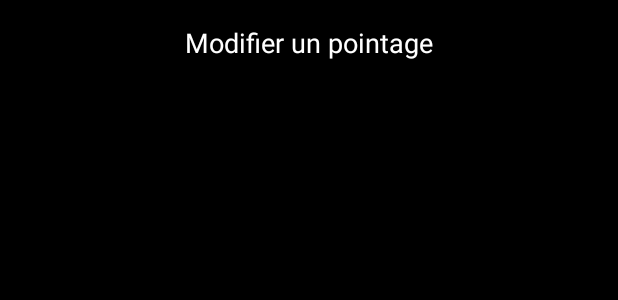
After one commit to bmax152/Pointeuse, an Android app: the layout activity_create_or_update.xml on its own in the app's theme, with its tools: preview values and no code run, on a phone screen of 412 x 824 dp. The commit adds this screen. Shown: the top 300 px of the screen. Run offline under Robolectric (Android 15) with nearby library versions, the phone set to English and light mode, and no system bars.

Commit message:
Début de l'activiter CreateOrUpdate des pointages

```diff
--- a/app/src/main/java/mb/solo/pointeuse/HistoActivity.java
+++ b/app/src/main/java/mb/solo/pointeuse/HistoActivity.java
@@ -8,6 +8,7 @@ import androidx.recyclerview.widget.RecyclerView;
 import android.app.AlertDialog;
 import android.app.DatePickerDialog;
 import android.content.DialogInterface;
+import android.content.Intent;
 import android.os.Bundle;
 import android.text.InputType;
 import android.util.Log;
@@ -207,7 +208,9 @@ public class HistoActivity extends AppCompatActivity {
                         .setPositiveButton("Modifier", new DialogInterface.OnClickListener(){
                             @Override
                             public void onClick(DialogInterface dialog, int which) {
-                                //TODO
+                                Intent intent = new Intent(HistoActivity.this, CreateOrUpdateActivity.class);
+                                intent.putExtra("updatePoint", element);
+                                startActivity(intent);
                             }
                         })
                         .setNegativeButton("Supprimer", new DialogInterface.OnClickListener() {
--- a/app/src/main/java/mb/solo/pointeuse/model/Point.java
+++ b/app/src/main/java/mb/solo/pointeuse/model/Point.java
@@ -4,10 +4,11 @@ import com.j256.ormlite.field.DatabaseField;
 import com.j256.ormlite.field.types.DateTimeType;
 import com.j256.ormlite.table.DatabaseTable;
 
+import java.io.Serializable;
 import java.util.Date;
 
 @DatabaseTable(tableName = "points")
-public class Point {
+public class Point implements Serializable {
 
     @DatabaseField(generatedId = true)
     private int id;
--- /dev/null
+++ b/app/src/main/res/layout/activity_create_or_update.xml
@@ -0,0 +1,24 @@
+<?xml version="1.0" encoding="utf-8"?>
+<androidx.constraintlayout.widget.ConstraintLayout xmlns:android="http://schemas.android.com/apk/res/android"
+    xmlns:app="http://schemas.android.com/apk/res-auto"
+    xmlns:tools="http://schemas.android.com/tools"
+    android:layout_width="match_parent"
+    android:layout_height="match_parent"
+    android:background="@android:color/background_dark"
+    tools:context=".CreateOrUpdateActivity">
+
+    <TextView
+        android:id="@+id/tv_title_update"
+        android:layout_width="0dp"
+        android:layout_height="wrap_content"
+        android:layout_marginStart="32dp"
+        android:layout_marginTop="16dp"
+        android:layout_marginEnd="32dp"
+        android:gravity="center_horizontal"
+        android:text="@string/tv_title_update_point"
+        android:textColor="@android:color/background_light"
+        android:textSize="18sp"
+        app:layout_constraintEnd_toEndOf="parent"
+        app:layout_constraintStart_toStartOf="parent"
+        app:layout_constraintTop_toTopOf="parent" />
+</androidx.constraintlayout.widget.ConstraintLayout>
--- a/app/src/main/res/values/strings.xml
+++ b/app/src/main/res/values/strings.xml
@@ -11,4 +11,5 @@
     <string name="edt_date2_hint_txt">Selectionner la date</string>
     <string name="tv_title_d1">Date de départ:</string>
     <string name="tv_title_d2">Date de fin:</string>
+    <string name="tv_title_update_point">Modifier un pointage</string>
 </resources>
```
Also changed, not shown: app/src/main/AndroidManifest.xml (+4 -4 lines), app/src/main/java/mb/solo/pointeuse/CreateOrUpdateActivity.java (added, +23 -0 lines).
